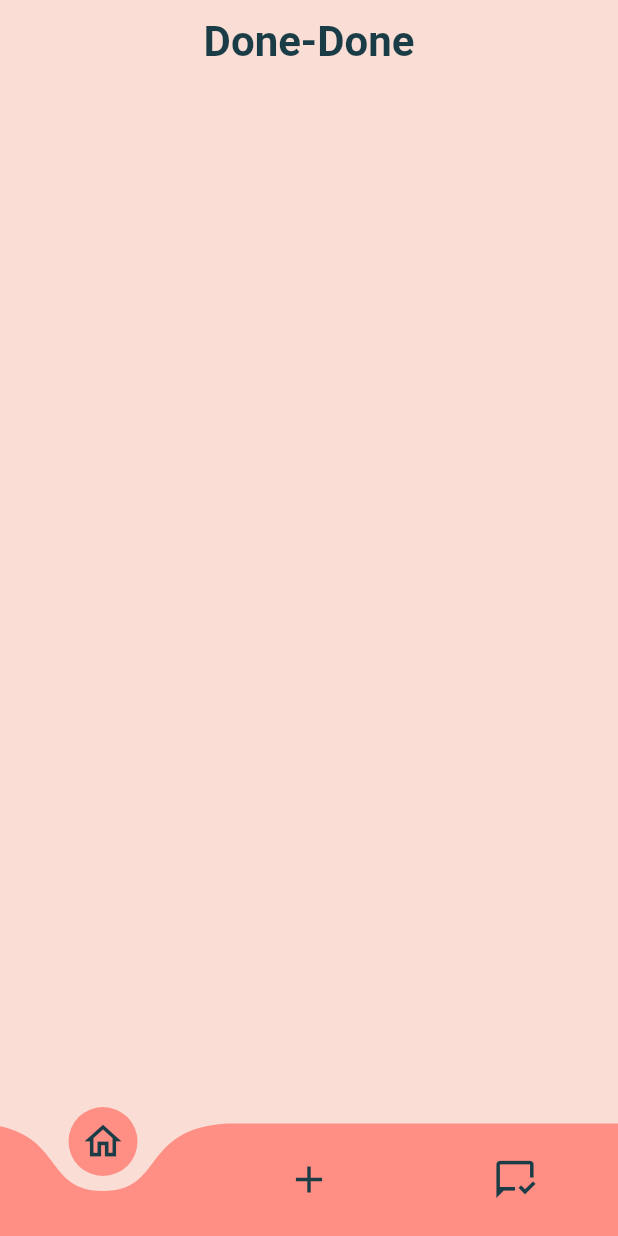
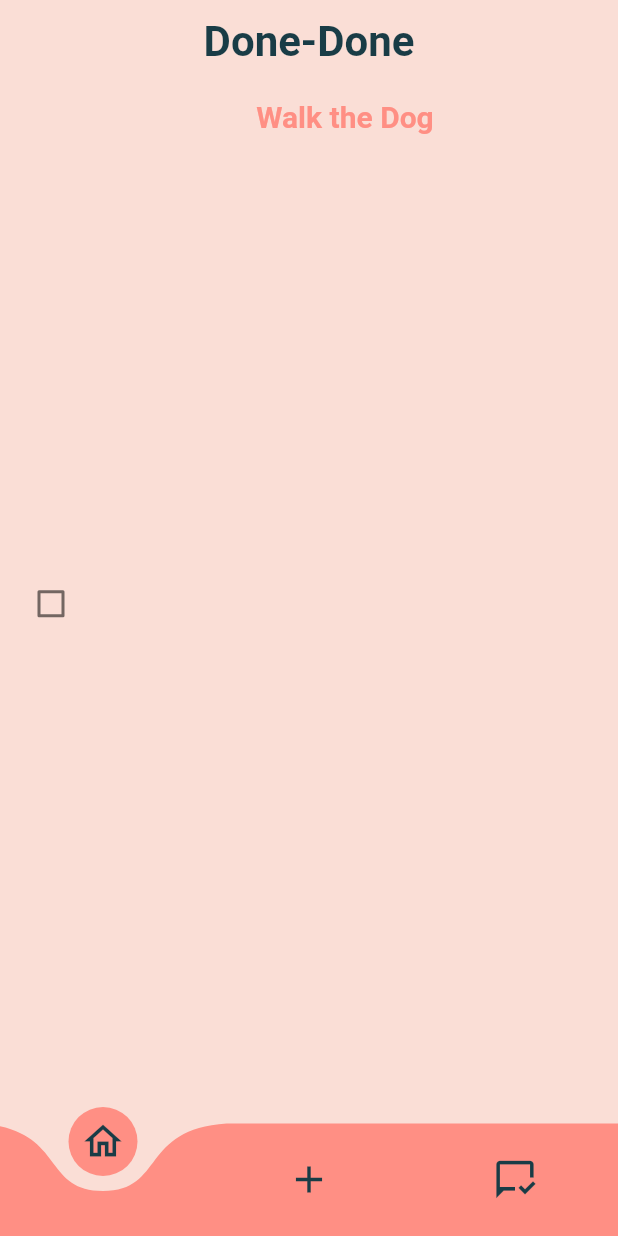
Before and after one commit to AdibaNoor/Done-Done, a Flutter app: the screen it shows after launch, on a phone screen of 412 x 824 dp. Run offline on Flutter 3.47's test engine with Material 2 defaults, Android fonts, the phone set to English and light mode, and no system bars; drawn by our look-alikes of curved_navigation_bar, flutter_slidable.

Commit message:
added edit and delete option

```diff
--- a/done_done/lib/Home_Page.dart
+++ b/done_done/lib/Home_Page.dart
@@ -1,6 +1,7 @@
 import 'package:curved_navigation_bar/curved_navigation_bar.dart';
 import 'package:done_done/add_widget.dart';
 import 'package:flutter/material.dart';
+import 'package:done_done/ToDoListWidget.dart';
 
 class Home extends StatefulWidget {
   const Home({Key? key}) : super(key: key);
@@ -14,7 +15,7 @@ class _HomeState extends State<Home> {
   @override
   Widget build(BuildContext context) {
     final tabs =[
-      Container(),
+      ToDolistWidget(),
       add_widget(),
       Container(),
     ];
--- /dev/null
+++ b/done_done/lib/ToDoListWidget.dart
@@ -0,0 +1,16 @@
+import 'package:flutter/material.dart';
+import 'package:provider/provider.dart';
+import 'ToDoWidget.dart';
+import 'todo.dart';
+import 'todos.dart';
+
+class ToDolistWidget extends StatelessWidget {
+  const ToDolistWidget({Key? key}) : super(key: key);
+
+  @override
+  Widget build(BuildContext context) {
+    return ToDoWidget(
+      todo: Todo(createdTime: DateTime.now(), title: 'Walk the Dog')
+    );
+  }
+}
--- /dev/null
+++ b/done_done/lib/ToDoWidget.dart
@@ -0,0 +1,72 @@
+import 'package:flutter/material.dart';
+import 'package:flutter_slidable/flutter_slidable.dart';
+import 'todo.dart';
+
+class ToDoWidget extends StatelessWidget {
+  final Todo todo;
+  const ToDoWidget({Key? key, required this.todo}) : super(key: key);
+
+  @override
+  Widget build(BuildContext context)=> Slidable(
+    key: Key(todo.id),
+      startActionPane: ActionPane(
+        motion: ScrollMotion(),
+        dismissible: DismissiblePane(onDismissed: () {}),
+        children: [
+          SlidableAction(onPressed: (_){},
+            icon:Icons.edit,
+            label: 'Edit',
+            backgroundColor:Color(0xffff8f84),
+          )
+        ],
+      ),
+      endActionPane: ActionPane(
+        motion: ScrollMotion(),
+          dismissible: DismissiblePane(onDismissed: () {}),
+        children: [
+          SlidableAction(onPressed: (_){},
+          icon: Icons.delete,
+          label: 'Delete',
+          backgroundColor:Color(0xffff8f84),
+          )
+        ],
+      ),
+      child: buildToDo(context));
+  Widget buildToDo(BuildContext context)=> Container(
+    padding: EdgeInsets.all(10),
+    color: Color(0xfffaded6),
+    child: Row(
+      children: [
+        Checkbox(
+          checkColor: Colors.white,
+            activeColor: Color(0xffff8f84),
+            value: todo.isDone, onChanged: (_){}),
+        Expanded(child: Column(
+          children: [
+            Text(
+              todo.title,
+              style: TextStyle(
+                color: Color(0xffff8f84),
+                fontSize: 20,
+                fontWeight: FontWeight.w600,
+              ),
+            ),
+            if(todo.description.isNotEmpty)
+              Container(
+                margin: EdgeInsets.only(top: 2),
+                child: Text(
+                  todo.description,
+                  style: TextStyle(
+                    color: Color(0xff193c46),
+                    fontSize: 16,
+                  ),
+                ),
+              )
+
+          ],
+        )),
+      ],
+    ),
+  );
+
+}
--- a/done_done/lib/todo.dart
+++ b/done_done/lib/todo.dart
@@ -14,7 +14,7 @@ class Todo{
     required this.createdTime,
     required this.title,
     this.description='',
-    this.id,
+    this.id='',
     this.isDone=false
 });
 }
--- a/done_done/pubspec.yaml
+++ b/done_done/pubspec.yaml
@@ -38,6 +38,7 @@ dependencies:
   cupertino_icons: ^1.0.2
   curved_navigation_bar: ^1.0.3
   provider: ^6.0.3
+  flutter_slidable: ^2.0.0
 
 dev_dependencies:
   flutter_test:
```
Also changed, not shown: done_done/pubspec.lock.
